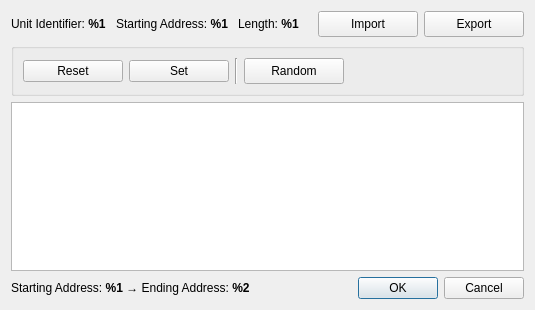
Qt form src/dialogs/dialogforcemultiplecoils.ui (sanny32/OpenModSim) before a commit.
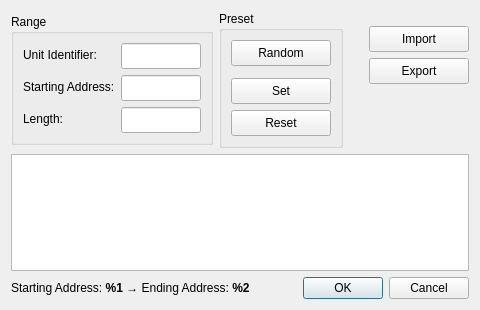
The same form after that commit. Icons and pictures are not drawn. Custom widgets are drawn as their Qt base class.

```diff
--- a/src/dialogs/dialogforcemultiplecoils.ui
+++ b/src/dialogs/dialogforcemultiplecoils.ui
@@ -6,49 +6,179 @@
    <rect>
     <x>0</x>
     <y>0</y>
-    <width>535</width>
+    <width>480</width>
     <height>310</height>
    </rect>
   </property>
   <property name="minimumSize">
    <size>
-    <width>535</width>
+    <width>480</width>
     <height>310</height>
    </size>
   </property>
   <property name="windowTitle">
    <string>FORCE MULTIPLE COILS</string>
   </property>
-  <layout class="QVBoxLayout" name="verticalLayout">
+  <layout class="QVBoxLayout" name="verticalLayout" stretch="0,1,0">
    <item>
     <layout class="QHBoxLayout" name="horizontalLayout_2">
      <item>
-      <layout class="QHBoxLayout" name="horizontalLayout_4">
-       <property name="spacing">
-        <number>10</number>
+      <widget class="QGroupBox" name="groupBoxRange">
+       <property name="sizePolicy">
+        <sizepolicy hsizetype="Fixed" vsizetype="Fixed">
+         <horstretch>0</horstretch>
+         <verstretch>0</verstretch>
+        </sizepolicy>
        </property>
-       <item>
+       <property name="title">
+        <string>Range</string>
+       </property>
+       <layout class="QFormLayout" name="formLayoutRange">
+        <item row="0" column="0">
         <widget class="QLabel" name="labelSlaveDevice">
          <property name="text">
-          <string>&lt;html&gt;&lt;head/&gt;&lt;body&gt;&lt;p&gt;Unit Identifier: &lt;span style=&quot; font-weight:700;&quot;&gt;%1&lt;/span&gt;&lt;/p&gt;&lt;/body&gt;&lt;/html&gt;</string>
+           <string>Unit Identifier:</string>
          </property>
         </widget>
        </item>
-       <item>
+        <item row="0" column="1">
+         <widget class="NumericLineEdit" name="lineEditDeviceId">
+          <property name="minimumSize">
+           <size>
+            <width>65</width>
+            <height>26</height>
+           </size>
+          </property>
+          <property name="maximumSize">
+           <size>
+            <width>80</width>
+            <height>16777215</height>
+           </size>
+          </property>
+          <property name="contextMenuPolicy">
+           <enum>Qt::NoContextMenu</enum>
+          </property>
+         </widget>
+        </item>
+        <item row="1" column="0">
         <widget class="QLabel" name="labelAddress">
          <property name="text">
-          <string>&lt;html&gt;&lt;head/&gt;&lt;body&gt;&lt;p&gt;Starting Address: &lt;span style=&quot; font-weight:700;&quot;&gt;%1&lt;/span&gt;&lt;/p&gt;&lt;/body&gt;&lt;/html&gt;</string>
+           <string>Starting Address:</string>
          </property>
         </widget>
        </item>
-       <item>
+        <item row="1" column="1">
+         <widget class="NumericLineEdit" name="lineEditAddress">
+          <property name="minimumSize">
+           <size>
+            <width>80</width>
+            <height>26</height>
+           </size>
+          </property>
+          <property name="maximumSize">
+           <size>
+            <width>80</width>
+            <height>16777215</height>
+           </size>
+          </property>
+          <property name="contextMenuPolicy">
+           <enum>Qt::NoContextMenu</enum>
+          </property>
+         </widget>
+        </item>
+        <item row="2" column="0">
         <widget class="QLabel" name="labelLength">
          <property name="text">
-          <string>&lt;html&gt;&lt;head/&gt;&lt;body&gt;&lt;p&gt;Length: &lt;span style=&quot; font-weight:700;&quot;&gt;%1&lt;/span&gt;&lt;/p&gt;&lt;/body&gt;&lt;/html&gt;</string>
+           <string>Length:</string>
          </property>
         </widget>
        </item>
-      </layout>
+        <item row="2" column="1">
+         <widget class="NumericLineEdit" name="lineEditLength">
+          <property name="minimumSize">
+           <size>
+            <width>80</width>
+            <height>26</height>
+           </size>
+          </property>
+          <property name="maximumSize">
+           <size>
+            <width>80</width>
+            <height>16777215</height>
+           </size>
+          </property>
+          <property name="contextMenuPolicy">
+           <enum>Qt::NoContextMenu</enum>
+          </property>
+         </widget>
+        </item>
+       </layout>
+      </widget>
+     </item>
+     <item>
+      <widget class="QGroupBox" name="groupBoxPreset">
+       <property name="sizePolicy">
+        <sizepolicy hsizetype="Fixed" vsizetype="Fixed">
+         <horstretch>0</horstretch>
+         <verstretch>0</verstretch>
+        </sizepolicy>
+       </property>
+       <property name="title">
+        <string>Preset</string>
+       </property>
+       <layout class="QVBoxLayout" name="verticalLayout_2">
+        <item>
+         <widget class="QPushButton" name="pushButtonRandom">
+          <property name="minimumSize">
+           <size>
+            <width>100</width>
+            <height>26</height>
+           </size>
+          </property>
+          <property name="text">
+           <string>Random</string>
+          </property>
+          <property name="icon">
+           <iconset resource="../resources.qrc">
+            <normaloff>:/res/icon-random.svg</normaloff>:/res/icon-random.svg</iconset>
+          </property>
+         </widget>
+        </item>
+        <item>
+         <widget class="Line" name="line">
+          <property name="orientation">
+           <enum>Qt::Vertical</enum>
+          </property>
+         </widget>
+        </item>
+        <item>
+         <widget class="QPushButton" name="pushButton1">
+          <property name="minimumSize">
+           <size>
+            <width>100</width>
+            <height>26</height>
+           </size>
+          </property>
+          <property name="text">
+           <string>Set</string>
+          </property>
+         </widget>
+        </item>
+        <item>
+         <widget class="QPushButton" name="pushButton0">
+          <property name="minimumSize">
+           <size>
+            <width>100</width>
+            <height>26</height>
+           </size>
+          </property>
+          <property name="text">
+           <string>Reset</string>
+          </property>
+         </widget>
+        </item>
+       </layout>
+      </widget>
      </item>
      <item>
       <spacer name="horizontalSpacer">
@@ -64,6 +194,24 @@
       </spacer>
      </item>
      <item>
+      <layout class="QVBoxLayout" name="verticalLayoutActions">
+       <item>
+        <spacer name="verticalSpacer">
+         <property name="orientation">
+          <enum>Qt::Vertical</enum>
+         </property>
+         <property name="sizeType">
+          <enum>QSizePolicy::Fixed</enum>
+         </property>
+         <property name="sizeHint" stdset="0">
+          <size>
+           <width>20</width>
+           <height>15</height>
+          </size>
+         </property>
+        </spacer>
+       </item>
+       <item>
       <widget class="QPushButton" name="pushButtonImport">
        <property name="sizePolicy">
         <sizepolicy hsizetype="Preferred" vsizetype="Fixed">
@@ -81,7 +229,7 @@
         <string>Import</string>
        </property>
        <property name="icon">
-        <iconset resource="../../../omodscan/src/resources.qrc">
+          <iconset resource="../resources.qrc">
          <normaloff>:/res/icon-import.svg</normaloff>:/res/icon-import.svg</iconset>
        </property>
       </widget>
@@ -104,85 +252,27 @@
         <string>Export</string>
        </property>
        <property name="icon">
-        <iconset resource="../../../omodscan/src/resources.qrc">
+          <iconset resource="../resources.qrc">
          <normaloff>:/res/icon-export.svg</normaloff>:/res/icon-export.svg</iconset>
        </property>
       </widget>
      </item>
-    </layout>
-   </item>
    <item>
-    <widget class="QGroupBox" name="groupBox">
-     <layout class="QHBoxLayout" name="horizontalLayout_3">
-      <item>
-       <widget class="QPushButton" name="pushButton0">
-        <property name="minimumSize">
-         <size>
-          <width>100</width>
-          <height>0</height>
-         </size>
-        </property>
-        <property name="text">
-         <string>Reset</string>
-        </property>
-        <property name="icon">
-         <iconset resource="../../../omodscan/src/resources.qrc">
-          <normaloff>:/res/icon-reset.svg</normaloff>:/res/icon-reset.svg</iconset>
-        </property>
-       </widget>
-      </item>
-      <item>
-       <widget class="QPushButton" name="pushButton1">
-        <property name="minimumSize">
-         <size>
-          <width>100</width>
-          <height>0</height>
-         </size>
-        </property>
-        <property name="text">
-         <string>Set</string>
-        </property>
-       </widget>
-      </item>
-      <item>
-       <widget class="Line" name="line">
+        <spacer name="verticalSpacerActions">
         <property name="orientation">
          <enum>Qt::Vertical</enum>
         </property>
-       </widget>
-      </item>
-      <item>
-       <widget class="QPushButton" name="pushButtonRandom">
-        <property name="minimumSize">
-         <size>
-          <width>100</width>
-          <height>26</height>
-         </size>
-        </property>
-        <property name="text">
-         <string>Random</string>
-        </property>
-        <property name="icon">
-         <iconset resource="../../../omodscan/src/resources.qrc">
-          <normaloff>:/res/icon-random.svg</normaloff>:/res/icon-random.svg</iconset>
-        </property>
-       </widget>
-      </item>
-      <item>
-       <spacer name="horizontalSpacer_2">
-        <property name="orientation">
-         <enum>Qt::Horizontal</enum>
-        </property>
         <property name="sizeHint" stdset="0">
          <size>
-          <width>40</width>
-          <height>20</height>
+           <width>20</width>
+           <height>40</height>
          </size>
         </property>
        </spacer>
       </item>
      </layout>
-    </widget>
+     </item>
+    </layout>
    </item>
    <item>
     <widget class="QTableWidget" name="tableWidget">
@@ -223,7 +313,7 @@
      <item>
       <widget class="QLabel" name="labelAddresses">
        <property name="text">
-        <string>&lt;html&gt;&lt;head/&gt;&lt;body&gt;&lt;p&gt;Starting Address: &lt;span style=&quot; font-weight:700;&quot;&gt;%1 &lt;/span&gt;→ Ending Address: &lt;span style=&quot; font-weight:700;&quot;&gt;%2&lt;/span&gt;&lt;/p&gt;&lt;/body&gt;&lt;/html&gt;</string>
+        <string notr="true">&lt;html&gt;&lt;head/&gt;&lt;body&gt;&lt;p&gt;Starting Address: &lt;span style=&quot; font-weight:700;&quot;&gt;%1 &lt;/span&gt;→ Ending Address: &lt;span style=&quot; font-weight:700;&quot;&gt;%2&lt;/span&gt;&lt;/p&gt;&lt;/body&gt;&lt;/html&gt;</string>
        </property>
       </widget>
      </item>
@@ -241,6 +331,13 @@
    </item>
   </layout>
  </widget>
+ <customwidgets>
+  <customwidget>
+   <class>NumericLineEdit</class>
+   <extends>QLineEdit</extends>
+   <header>numericlineedit.h</header>
+  </customwidget>
+ </customwidgets>
  <resources>
   <include location="../../../omodscan/src/resources.qrc"/>
  </resources>
```
Left out of the diff: 3 changed lines with no effect on the pictures. Lines whose indentation alone changed are shown as unchanged.
